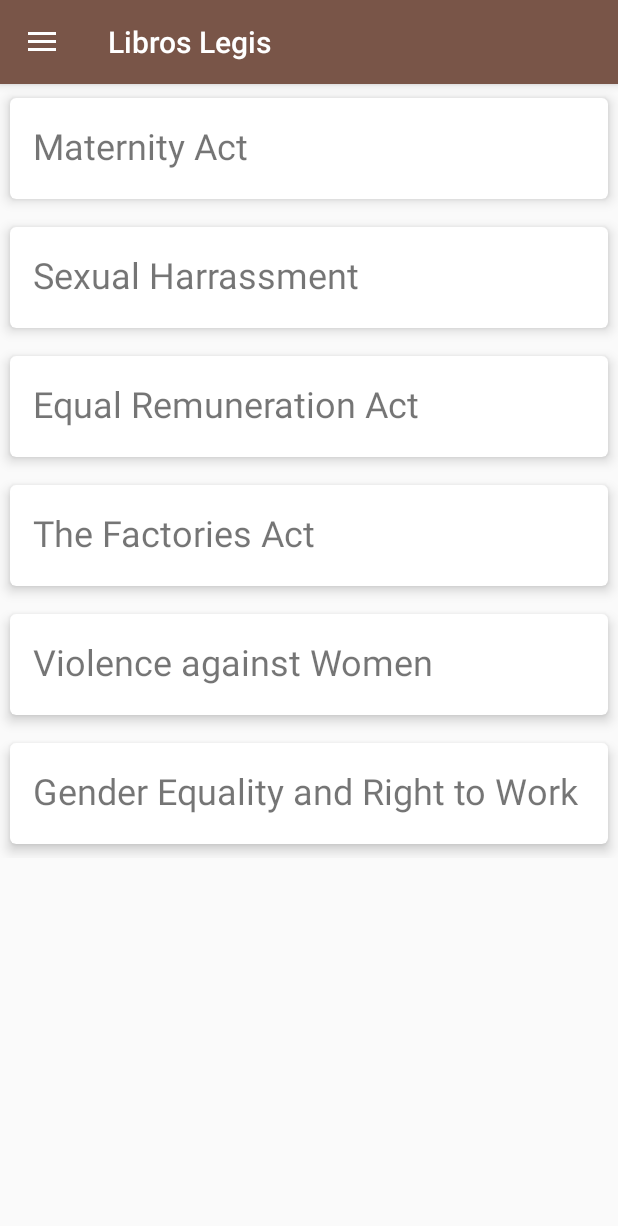
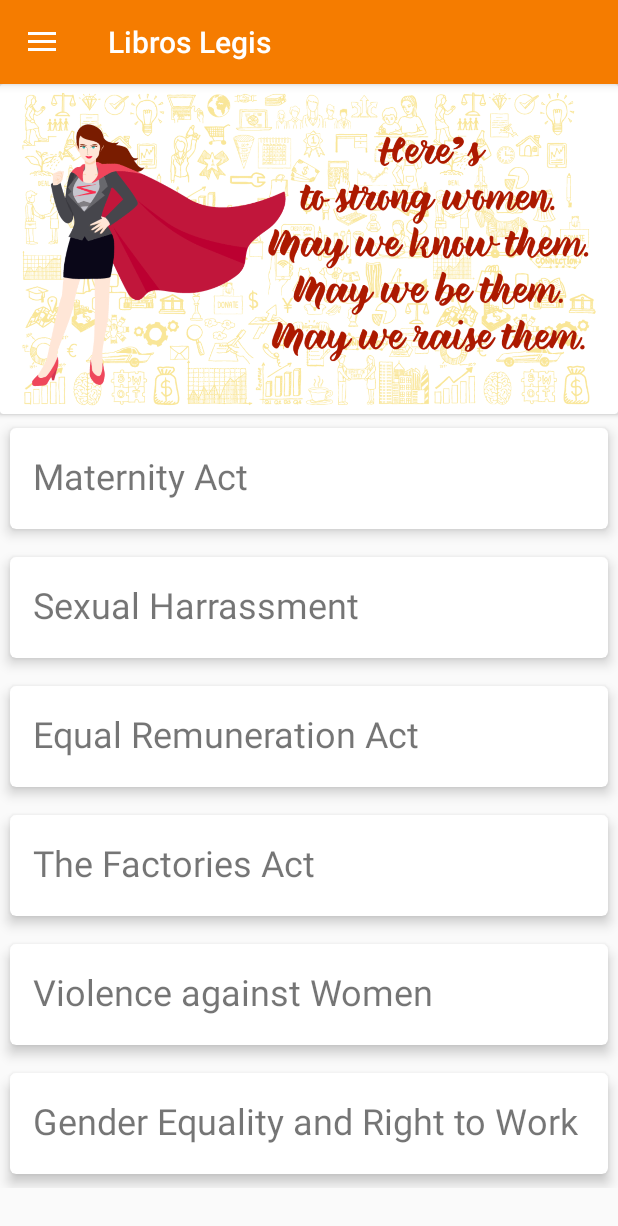
Before and after one commit to Anika215/Libros-Legis, an Android app: the screen it shows after launch (MainActivity), on a phone screen of 412 x 824 dp. Shown: the top 1226 px of the screen. Run offline under Robolectric (Android 15) with nearby library versions, the light colour scheme and no system bars.

Commit message:
top card

```diff
--- a/app/src/main/res/layout/activity_main.xml
+++ b/app/src/main/res/layout/activity_main.xml
@@ -31,8 +31,23 @@
 
     <LinearLayout
         android:layout_width="match_parent"
-        android:layout_height="match_parent"
+        android:layout_height="wrap_content"
         android:orientation="vertical">
+
+        <android.support.v7.widget.CardView
+            android:layout_width="match_parent"
+            android:layout_height="220dp"
+            android:id="@+id/cv"
+            android:elevation="5dp">
+
+                <ImageView
+                    android:id="@+id/hero"
+                    android:layout_width="match_parent"
+                    android:layout_height="match_parent"
+                    android:layout_alignParentTop="true"
+                    android:src="@drawable/hero" />
+
+        </android.support.v7.widget.CardView>
 
 
         <android.support.v7.widget.CardView
--- a/app/src/main/res/values/colors.xml
+++ b/app/src/main/res/values/colors.xml
@@ -1,7 +1,7 @@
 <?xml version="1.0" encoding="utf-8"?>
 <resources>
-   <color name="colorPrimary">#795548</color>
-    <color name="colorPrimaryDark">#504037</color>
+   <color name="colorPrimary">#f57c00</color>
+    <color name="colorPrimaryDark">#bb4d00</color>
     <color name="white">#ffffff</color>
     <color name="colorAccent">#FF4081</color>
     <color name="darkgray">#6c6c6c</color>
--- a/app/src/main/res/values/strings.xml
+++ b/app/src/main/res/values/strings.xml
@@ -2,6 +2,7 @@
     <string name="app_name">Libros Legis</string>
     <string name="open">Open</string>
     <string name="close">Close</string>
+    <string name="top_card_content">I know my rights</string>
     <string name="maternity">The Maternity Benefit Act is an act to regulate the employment of women in every factory, plantation or mine, irrespective of the number of employees, and to all shops and establishments employing or having employed 10 persons or more. The objective of the Maternity Benefit Act was to bring a uniform code for maternity benefit to women workers across industries.
 </string>
 </resources>
```
Also changed, not shown: app/src/main/res/drawable/hero.png (added).
